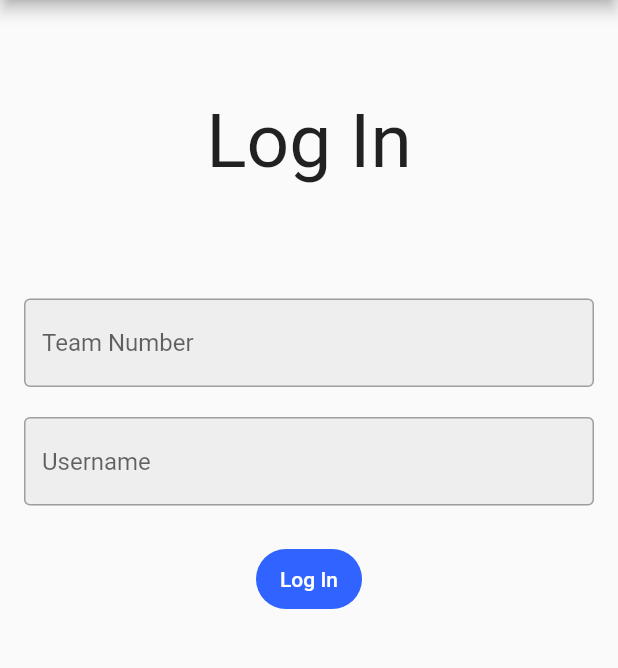
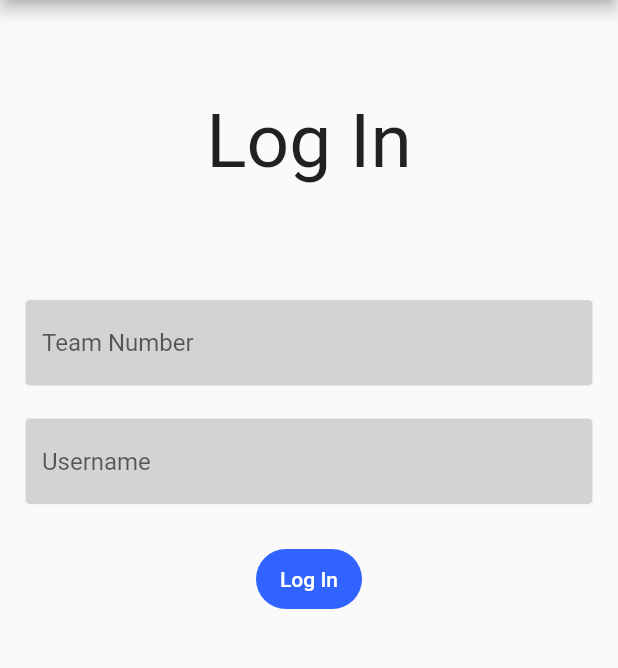
Before and after one commit to Team1559/DevilScout, a Flutter app: the screen it shows after launch, on a phone screen of 412 x 824 dp, the part 84-752 px from its top. Run offline on Flutter 3.47's test engine with Material 2 defaults, Android fonts, the phone set to English and light mode, and no system bars; missing offline and left inert: cryptography.

Commit message:
Clean up code

```diff
--- a/lib/components/large_text_field.dart
+++ b/lib/components/large_text_field.dart
@@ -25,13 +25,15 @@ class _LargeTextFieldState extends State<LargeTextField> {
         controller: widget.controller,
         obscureText: widget.obscureText,
         decoration: InputDecoration(
-          enabledBorder: const OutlineInputBorder(
-            borderSide: BorderSide(color: Colors.grey),
+          enabledBorder: OutlineInputBorder(
+            borderSide:
+                BorderSide(color: Theme.of(context).colorScheme.background),
           ),
-          focusedBorder: const OutlineInputBorder(
-            borderSide: BorderSide(color: Colors.grey),
+          focusedBorder: OutlineInputBorder(
+            borderSide:
+                BorderSide(color: Theme.of(context).colorScheme.background),
           ),
-          fillColor: Colors.grey.shade200,
+          fillColor: Theme.of(context).colorScheme.surface,
           filled: true,
           hintText: widget.hintText,
         ),
--- a/lib/pages/login_page.dart
+++ b/lib/pages/login_page.dart
@@ -20,10 +20,7 @@ class _LoginPageState extends State<LoginPage> {
   @override
   Widget build(BuildContext context) {
     return Scaffold(
-        appBar: AppBar(
-            title: const Text("DevilScout"),
-            backgroundColor: Theme.of(context).colorScheme.primary,
-            actions: [
+        appBar: AppBar(title: const Text("DevilScout"), actions: [
           Switch(
             value: themeManager.themeMode == ThemeMode.dark,
             onChanged: (newValue) {
--- a/lib/theme/theme_constants.dart
+++ b/lib/theme/theme_constants.dart
@@ -8,8 +8,12 @@ const tertiaryColor = Color(0xFFFFD900);
 const onTertiaryColor = Colors.black;
 const errorColor = Colors.red;
 const onErrorColor = Colors.white;
-const surfaceColor = secondaryColor;
-const onSurfaceColor = onSecondaryColor;
+
+const surfaceColorLight = Color(0xFFD3D3D3);
+const onSurfaceColorLight = Colors.black;
+
+const surfaceColorDark = Color(0xFFA9A9A9);
+const onSurfaceColorDark = Colors.white;
 
 const backgroundColorLight = Color(0xFFFAFAFA);
 const onBackgroundColorLight = Colors.black;
@@ -30,8 +34,8 @@ ThemeData lightTheme = ThemeData(
     onError: onErrorColor,
     background: backgroundColorLight,
     onBackground: onBackgroundColorLight,
-    surface: surfaceColor,
-    onSurface: onSurfaceColor,
+    surface: surfaceColorLight,
+    onSurface: onSurfaceColorLight,
   ),
 );
 
@@ -48,7 +52,7 @@ ThemeData darkTheme = ThemeData(
     onError: onErrorColor,
     background: backgroundColorDark,
     onBackground: onBackgroundColorDark,
-    surface: surfaceColor,
-    onSurface: onSurfaceColor,
+    surface: surfaceColorDark,
+    onSurface: onSurfaceColorDark,
   ),
 );
```
Lines whose indentation alone changed are shown as unchanged.
